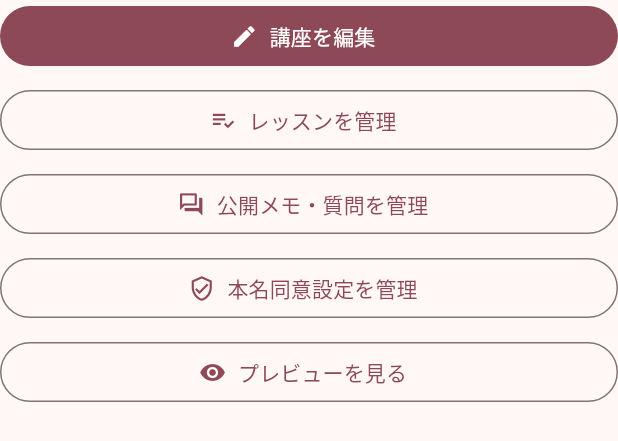
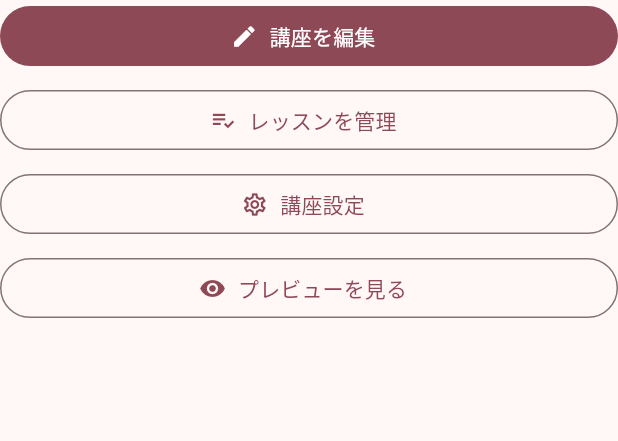
Before and after one commit to tp994fr7cf-glitch/my_new_app, a Flutter app: the _TeacherActionButtons widget shown alone on an empty page, opened directly with empty values, on a phone screen of 412 x 824 dp. Shown: the top 441 px of the screen. Run offline on Flutter 3.47's test engine with Material 3 defaults, Android fonts, the phone set to English and light mode, and no system bars; our stand-ins replace cloud_firestore, firebase_auth, firebase_core, google_sign_in; accounts and stored records are empty.

```diff
--- a/lib/screens/course_detail_page.dart
+++ b/lib/screens/course_detail_page.dart
@@ -574,15 +574,7 @@ class CourseDetailPage extends StatelessWidget {
                     ),
                   );
                 },
-                onManageInteractions: () {
-                  Navigator.of(context).push(
-                    MaterialPageRoute(
-                      builder: (_) =>
-                          TeacherInteractionManagePage(course: course),
-                    ),
-                  );
-                },
-                onManagePrivacy: () {
+                onManageCourseSettings: () {
                   Navigator.of(context).push(
                     MaterialPageRoute(
                       builder: (_) =>
@@ -639,15 +631,13 @@ class _TeacherActionButtons extends StatelessWidget {
   const _TeacherActionButtons({
     required this.onEditCourse,
     required this.onManageLessons,
-    required this.onManageInteractions,
-    required this.onManagePrivacy,
+    required this.onManageCourseSettings,
     required this.onPreview,
   });
 
   final VoidCallback onEditCourse;
   final VoidCallback onManageLessons;
-  final VoidCallback onManageInteractions;
-  final VoidCallback onManagePrivacy;
+  final VoidCallback onManageCourseSettings;
   final VoidCallback onPreview;
 
   @override
@@ -668,15 +658,9 @@ class _TeacherActionButtons extends StatelessWidget {
         ),
         const SizedBox(height: 8),
         OutlinedButton.icon(
-          onPressed: onManageInteractions,
-          icon: const Icon(Icons.forum_outlined),
-          label: const Text('公開メモ・質問を管理'),
-        ),
-        const SizedBox(height: 8),
-        OutlinedButton.icon(
-          onPressed: onManagePrivacy,
-          icon: const Icon(Icons.verified_user_outlined),
-          label: const Text('本名同意設定を管理'),
+          onPressed: onManageCourseSettings,
+          icon: const Icon(Icons.settings_outlined),
+          label: const Text('講座設定'),
         ),
         const SizedBox(height: 8),
         OutlinedButton.icon(
```
Also changed, not shown: 2 other files.
